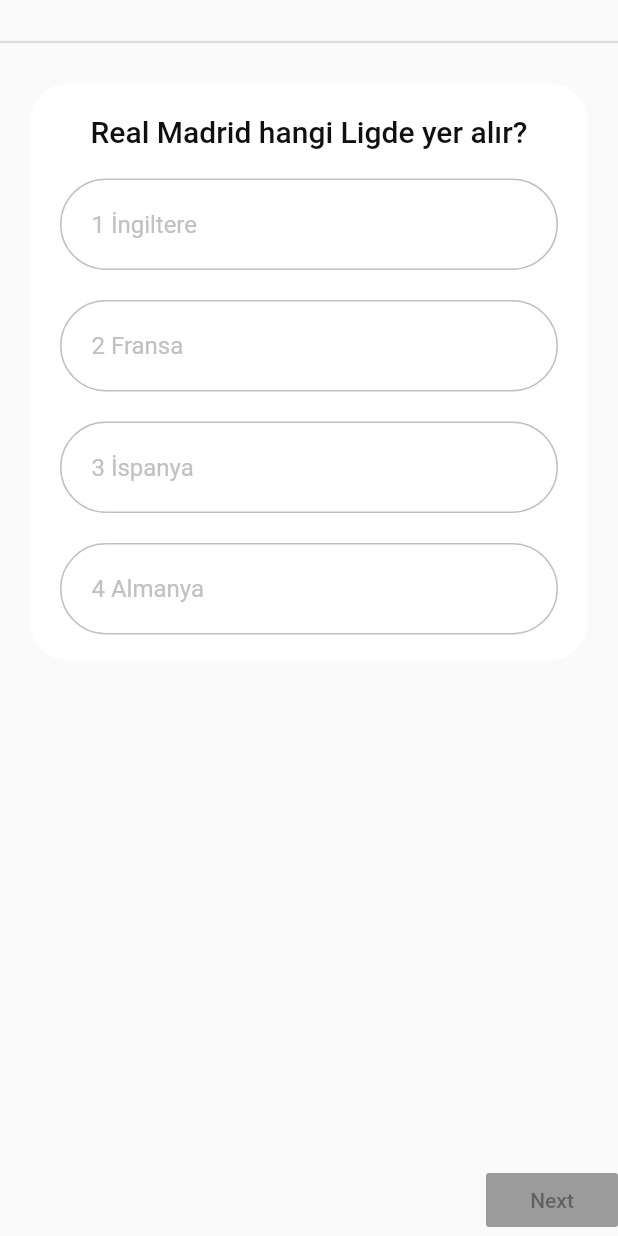
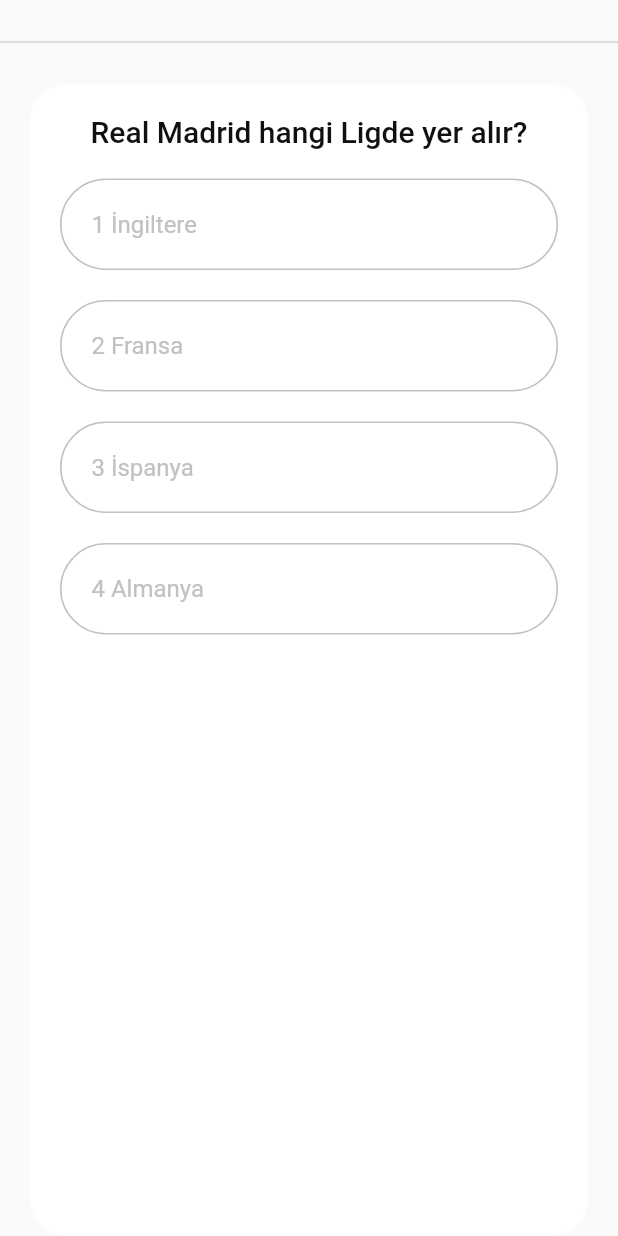
Before and after one commit to shatlykgur/quizapp, a Flutter app: the Body widget shown alone on an empty page, opened directly, on a phone screen of 412 x 824 dp. Run offline on Flutter 3.47's test engine with Material 2 defaults, Android fonts, the phone set to English and light mode, and no system bars; our stand-ins replace get.

Commit message:
bottom Navigation

```diff
--- a/lib/Quiz_Page/body.dart
+++ b/lib/Quiz_Page/body.dart
@@ -19,7 +19,7 @@ class Body extends StatelessWidget {
               Padding(
                 padding:
                     const EdgeInsets.symmetric(horizontal: kDefaultPadding),
-                    /*
+                /*
                 child: Obx(
                   () => Text.rich(
                     TextSpan(
@@ -55,15 +55,6 @@ class Body extends StatelessWidget {
                       question: _questionController.questions[index]),
                 ),
               ),
-              Expanded(
-                    child: Container(
-                      alignment: Alignment.bottomRight,
-                      child: RaisedButton(
-                        child: Text("Next"),
-                      ),
-                    ),
-                  ),
-
             ],
           ),
         ),
--- a/lib/Quiz_Page/options.dart
+++ b/lib/Quiz_Page/options.dart
@@ -25,7 +25,7 @@ class Options extends StatelessWidget {
                 return kGreenColor;
               } else if (index == qnController.selectedAns &&
                   qnController.selectedAns != qnController.correctAns) {
-                return kGreenColor;
+                return kRedColor;
               }
             }
             return kGrayColor;
```
Also changed, not shown: lib/Quiz_Page/quiz_page.dart (+22 -7 lines).
